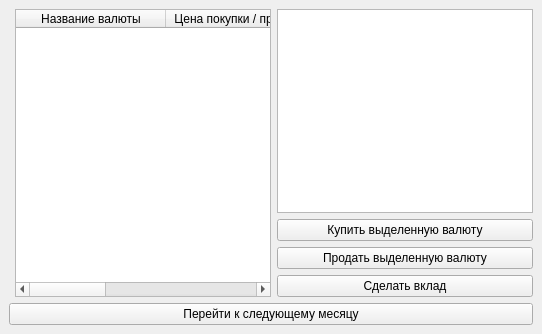
Old version of the form src/app/gamewindow.ui in the repository ipazzxyz/Modelling.
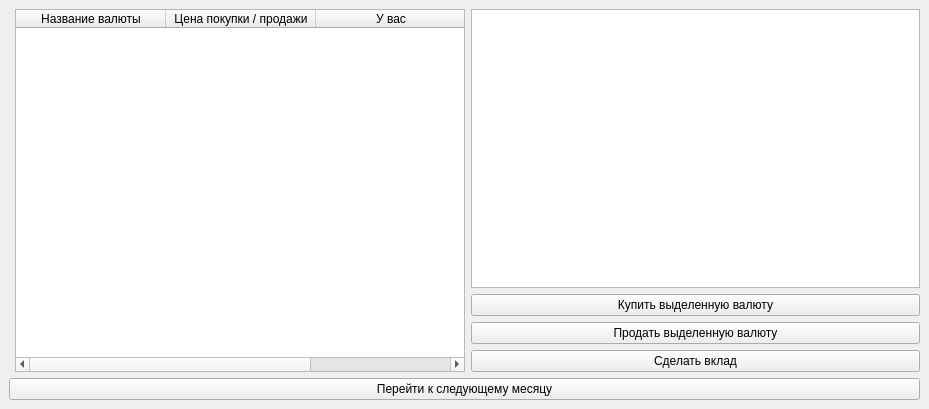
New version of the form.

Diff of the .ui file:
```diff
--- a/src/app/gamewindow.ui
+++ b/src/app/gamewindow.ui
@@ -6,8 +6,8 @@
    <rect>
     <x>0</x>
     <y>0</y>
-    <width>542</width>
-    <height>334</height>
+    <width>929</width>
+    <height>409</height>
    </rect>
   </property>
   <property name="windowTitle">
```
